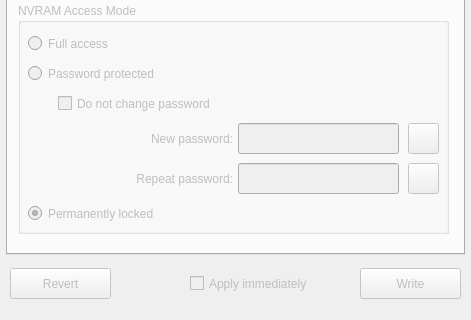
The window that src/configuratorwindow.ui (bloguetronica/mcp2210-conf) describes before a commit, drawn with Qt 5; both pictures show x 0 to 471 and y 291 to 611 of the 471 by 611 pixel window.
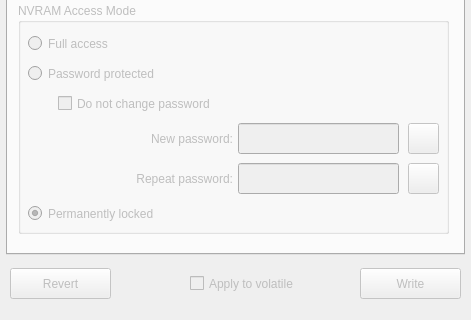
The same window after the commit. Icons and pictures are not drawn.

What changed in the file:
```diff
--- a/src/configuratorwindow.ui
+++ b/src/configuratorwindow.ui
@@ -1268,7 +1268,7 @@
      </rect>
     </property>
     <property name="text">
-     <string>Apply immediately</string>
+     <string>Apply to volatile</string>
     </property>
    </widget>
   </widget>
```
Left out of the diff: 2 changed lines with no effect on the pictures.
